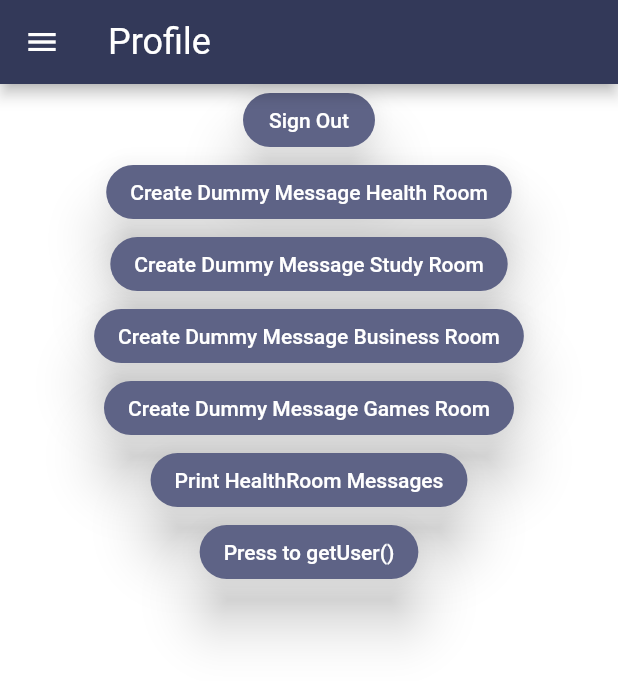
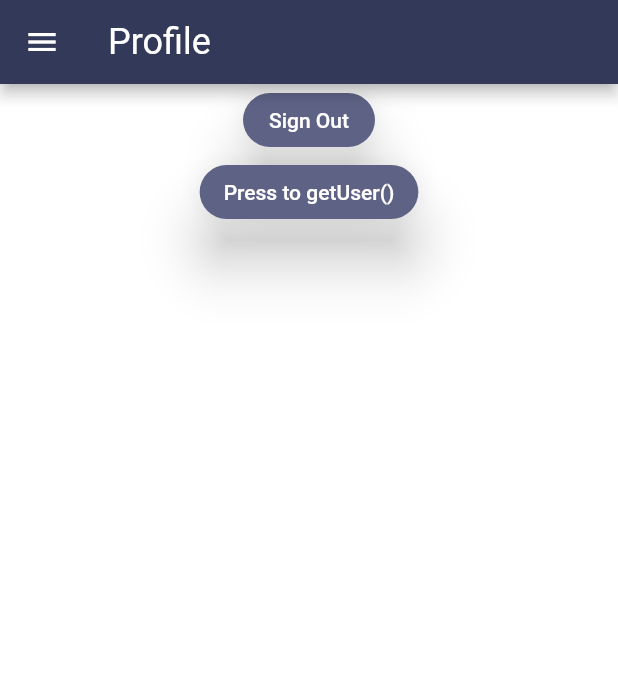
Before and after one commit to Jnpk1/Csc4360-Project-1, a Flutter app: the Profile screen opened by its route, on a phone screen of 412 x 824 dp. Shown: the top 681 px of the screen. Run offline on Flutter 3.47's test engine with Material 2 defaults, Android fonts, the phone set to English and light mode, and no system bars; our stand-ins replace auth_buttons, bubble, cloud_firestore, firebase_auth, firebase_core, google_sign_in; accounts and stored records are empty.

Commit message:
button implementation

```diff
--- a/lib/screens/home.dart
+++ b/lib/screens/home.dart
@@ -98,106 +98,6 @@ Widget roomButtons(BuildContext context) {
                 .button
                 ?.copyWith(color: kOnButtonColor)),
         color: kButtonColor),
-    MaterialButton(
-        onPressed: () async {
-          MessageCard mc = MessageCard(
-              author: "nate",
-              content: "filler content",
-              date: DateTime.now(),
-              room: "healthRoom");
-          DatabaseService db = DatabaseService();
-          await db.createMessageInDatabase(mc);
-          print("Added $mc to Firestore.");
-        },
-        elevation: buttonThemeElevation,
-        shape: RoundedRectangleBorder(
-          borderRadius: BorderRadius.circular(40),
-        ),
-        child: Text('Create Dummy Message Health Room',
-            style: Theme.of(context)
-                .textTheme
-                .button
-                ?.copyWith(color: kOnButtonColor)),
-        color: kButtonColor),
-    MaterialButton(
-        onPressed: () async {
-          MessageCard mc = MessageCard(
-              author: "nate",
-              content: "filler content",
-              date: DateTime.now(),
-              room: "studyRoom");
-          DatabaseService db = DatabaseService();
-          await db.createMessageInDatabase(mc);
-          print("Added $mc to Firestore.");
-        },
-        elevation: buttonThemeElevation,
-        shape: RoundedRectangleBorder(
-          borderRadius: BorderRadius.circular(40),
-        ),
-        child: Text('Create Dummy Message Study Room',
-            style: Theme.of(context)
-                .textTheme
-                .button
-                ?.copyWith(color: kOnButtonColor)),
-        color: kButtonColor),
-    MaterialButton(
-        onPressed: () async {
-          MessageCard mc = MessageCard(
-              author: "nate",
-              content: "filler content",
-              date: DateTime.now(),
-              room: "businessRoom");
-          DatabaseService db = DatabaseService();
-          await db.createMessageInDatabase(mc);
-          print("Added $mc to Firestore.");
-        },
-        elevation: buttonThemeElevation,
-        shape: RoundedRectangleBorder(
-          borderRadius: BorderRadius.circular(40),
-        ),
-        child: Text('Create Dummy Message Business Room',
-            style: Theme.of(context)
-                .textTheme
-                .button
-                ?.copyWith(color: kOnButtonColor)),
-        color: kButtonColor),
-    MaterialButton(
-        onPressed: () async {
-          MessageCard mc = MessageCard(
-              author: "nate",
-              content: "filler content",
-              date: DateTime.now(),
-              room: "gamesRoom");
-          DatabaseService db = DatabaseService();
-          await db.createMessageInDatabase(mc);
-          print("Added $mc to Firestore.");
-        },
-        elevation: buttonThemeElevation,
-        shape: RoundedRectangleBorder(
-          borderRadius: BorderRadius.circular(40),
-        ),
-        child: Text('Create Dummy Message Games Room',
-            style: Theme.of(context)
-                .textTheme
-                .button
-                ?.copyWith(color: kOnButtonColor)),
-        color: kButtonColor),
-    MaterialButton(
-        onPressed: () async {
-          DatabaseService db = DatabaseService();
-          await db.getAllHealthMessages();
-          print('after await');
-        },
-        elevation: buttonThemeElevation,
-        shape: RoundedRectangleBorder(
-          borderRadius: BorderRadius.circular(40),
-        ),
-        child: Text('Print HealthRoom Messages',
-            style: Theme.of(context)
-                .textTheme
-                .button
-                ?.copyWith(color: kOnButtonColor)),
-        color: kButtonColor),
     testFunctionToGetCurrentUser(context),
   ]);
 }
@@ -223,7 +123,7 @@ Widget home_content(BuildContext context) {
           style: TextStyle(color: Colors.white),
         ),
         onTap: () {
-          Navigator.pushNamed(context, Home.routeName);
+          Navigator.pushNamed(context, HEALTH_ROOM_ROUTE_NAME);
         },
         subtitle: Text(''),
         trailing: Icon(Icons.more_vert),
@@ -242,7 +142,7 @@ Widget home_content(BuildContext context) {
             style: TextStyle(color: Colors.white),
           ),
           onTap: () {
-            Navigator.pushNamed(context, Home.routeName);
+            Navigator.pushNamed(context, HEALTH_ROOM_ROUTE_NAME);
           },
           subtitle: Text(''),
           trailing: Icon(Icons.more_vert),
@@ -262,7 +162,7 @@ Widget home_content(BuildContext context) {
           style: TextStyle(color: Colors.white),
         ),
         onTap: () {
-          Navigator.pushNamed(context, Home.routeName);
+          Navigator.pushNamed(context, HEALTH_ROOM_ROUTE_NAME);
         },
         subtitle: Text(''),
         trailing: Icon(Icons.more_vert),
@@ -281,7 +181,7 @@ Widget home_content(BuildContext context) {
           style: TextStyle(color: Colors.white),
         ),
         onTap: () {
-          Navigator.pushNamed(context, Home.routeName);
+          Navigator.pushNamed(context, HEALTH_ROOM_ROUTE_NAME);
         },
         subtitle: Text(''),
         trailing: Icon(Icons.more_vert),
```
